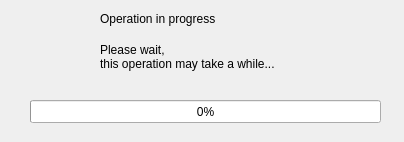
First picture: the form in Koo/ui/progress.ui, repository xrg/openerp-client-kde, before the edit.
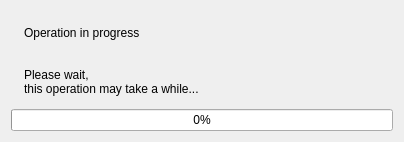
Second picture: the form after the edit. Icons and pictures are not drawn.

Commit message: Create appropiate layouts for progress dialog.

Patch:
```diff
--- a/Koo/ui/progress.ui
+++ b/Koo/ui/progress.ui
@@ -12,68 +12,66 @@
   <property name="windowTitle" >
    <string>Progress...</string>
   </property>
-  <widget class="QProgressBar" name="progressBar" >
-   <property name="geometry" >
-    <rect>
-     <x>30</x>
-     <y>100</y>
-     <width>351</width>
-     <height>23</height>
-    </rect>
-   </property>
-   <property name="maximum" >
-    <number>100</number>
-   </property>
-   <property name="value" >
-    <number>0</number>
-   </property>
-   <property name="orientation" >
-    <enum>Qt::Horizontal</enum>
-   </property>
-  </widget>
-  <widget class="QLabel" name="label" >
-   <property name="geometry" >
-    <rect>
-     <x>100</x>
-     <y>10</y>
-     <width>171</width>
-     <height>17</height>
-    </rect>
-   </property>
-   <property name="text" >
+  <layout class="QVBoxLayout" name="verticalLayout_2">
+   <item>
+    <layout class="QHBoxLayout" name="horizontalLayout">
+     <item>
+      <widget class="QLabel" name="label_3">
+       <property name="text">
+        <string/>
+       </property>
+       <property name="pixmap">
+        <pixmap resource="common.qrc">:/images/info.png</pixmap>
+       </property>
+      </widget>
+     </item>
+     <item>
+      <layout class="QVBoxLayout" name="verticalLayout">
+       <item>
+        <widget class="QLabel" name="label">
+         <property name="sizePolicy">
+          <sizepolicy hsizetype="Expanding" vsizetype="Expanding">
+           <horstretch>0</horstretch>
+           <verstretch>0</verstretch>
+          </sizepolicy>
+         </property>
+         <property name="text">
     <string>Operation in progress</string>
    </property>
   </widget>
-  <widget class="QLabel" name="label_2" >
-   <property name="geometry" >
-    <rect>
-     <x>100</x>
-     <y>40</y>
-     <width>275</width>
-     <height>34</height>
-    </rect>
-   </property>
-   <property name="text" >
+       </item>
+       <item>
+        <widget class="QLabel" name="label_2">
+         <property name="sizePolicy">
+          <sizepolicy hsizetype="Expanding" vsizetype="Expanding">
+           <horstretch>0</horstretch>
+           <verstretch>0</verstretch>
+          </sizepolicy>
+         </property>
+         <property name="text">
     <string>Please wait, 
 this operation may take a while...</string>
    </property>
   </widget>
-  <widget class="QLabel" name="label_3" >
-   <property name="geometry" >
-    <rect>
-     <x>20</x>
-     <y>10</y>
-     <width>64</width>
-     <height>64</height>
-    </rect>
-   </property>
-   <property name="text" >
-    <string/>
-   </property>
-   <property name="pixmap" >
-    <pixmap resource="common.qrc" >:/images/info.png</pixmap>
-   </property>
-  </widget>
+       </item>
+      </layout>
+     </item>
+    </layout>
+   </item>
+   <item>
+    <widget class="QProgressBar" name="progressBar">
+     <property name="maximum">
+      <number>100</number>
+     </property>
+     <property name="value">
+      <number>0</number>
+     </property>
+     <property name="orientation">
+      <enum>Qt::Horizontal</enum>
+     </property>
+    </widget>
+   </item>
+  </layout>
  </widget>
  <resources>
   <include location="common.qrc" />
```
Left out of the diff: 11 changed lines with no effect on the pictures. Lines whose indentation alone changed are shown as unchanged.
